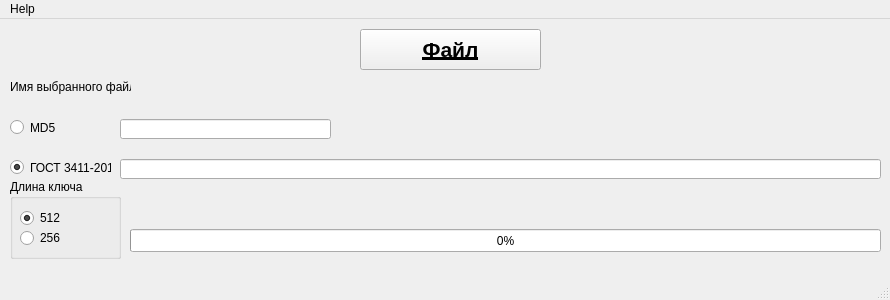
Before: the Qt Designer form mainwindow.ui in be1ay/MyHash_Stribog, drawn with Qt 5.
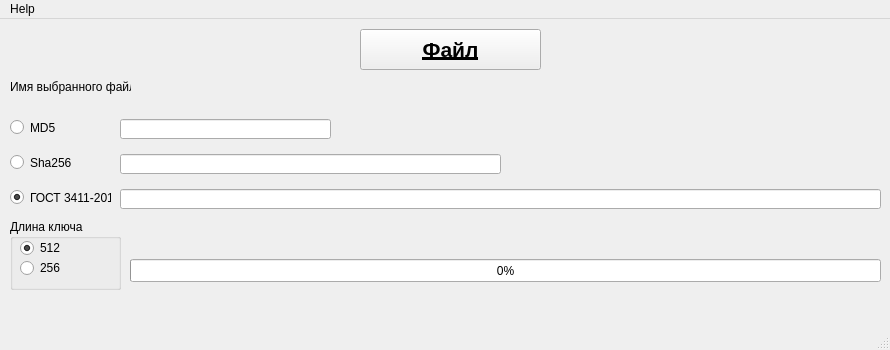
After: the same form once the commit is applied.

The edit to the form file:
```diff
--- a/mainwindow.ui
+++ b/mainwindow.ui
@@ -13,11 +13,11 @@
     <x>0</x>
     <y>0</y>
     <width>890</width>
-    <height>300</height>
+    <height>350</height>
    </rect>
   </property>
   <property name="sizePolicy">
-   <sizepolicy hsizetype="Fixed" vsizetype="Fixed">
+   <sizepolicy hsizetype="Preferred" vsizetype="Preferred">
     <horstretch>0</horstretch>
     <verstretch>0</verstretch>
    </sizepolicy>
@@ -25,7 +25,7 @@
   <property name="maximumSize">
    <size>
     <width>890</width>
-    <height>300</height>
+    <height>350</height>
    </size>
   </property>
   <property name="windowTitle">
@@ -69,8 +69,8 @@
    <widget class="QLabel" name="label_3">
     <property name="geometry">
      <rect>
-      <x>200</x>
-      <y>180</y>
+      <x>390</x>
+      <y>210</y>
       <width>111</width>
       <height>16</height>
      </rect>
@@ -99,7 +99,7 @@
     <property name="geometry">
      <rect>
       <x>10</x>
-      <y>140</y>
+      <y>170</y>
       <width>101</width>
       <height>17</height>
      </rect>
@@ -115,7 +115,7 @@
     <property name="geometry">
      <rect>
       <x>130</x>
-      <y>210</y>
+      <y>240</y>
       <width>751</width>
       <height>23</height>
      </rect>
@@ -134,7 +134,7 @@
     <property name="geometry">
      <rect>
       <x>120</x>
-      <y>140</y>
+      <y>170</y>
       <width>761</width>
       <height>20</height>
      </rect>
@@ -154,9 +154,9 @@
     <property name="geometry">
      <rect>
       <x>10</x>
-      <y>160</y>
+      <y>200</y>
       <width>111</width>
-      <height>80</height>
+      <height>71</height>
      </rect>
     </property>
     <property name="title">
@@ -166,7 +166,7 @@
      <property name="geometry">
       <rect>
        <x>10</x>
-       <y>50</y>
+       <y>40</y>
        <width>41</width>
        <height>18</height>
       </rect>
@@ -179,7 +179,7 @@
      <property name="geometry">
       <rect>
        <x>10</x>
-       <y>30</y>
+       <y>20</y>
        <width>41</width>
        <height>18</height>
       </rect>
@@ -205,6 +205,29 @@
      <string/>
     </property>
    </widget>
+   <widget class="QRadioButton" name="rbSha256">
+    <property name="geometry">
+     <rect>
+      <x>10</x>
+      <y>135</y>
+      <width>82</width>
+      <height>17</height>
+     </rect>
+    </property>
+    <property name="text">
+     <string>Sha256</string>
+    </property>
+   </widget>
+   <widget class="QLineEdit" name="lineEdit_3">
+    <property name="geometry">
+     <rect>
+      <x>120</x>
+      <y>135</y>
+      <width>381</width>
+      <height>20</height>
+     </rect>
+    </property>
+   </widget>
   </widget>
   <widget class="QMenuBar" name="menuBar">
    <property name="geometry">
```
Left out of the diff: 2 changed lines with no effect on the pictures.
